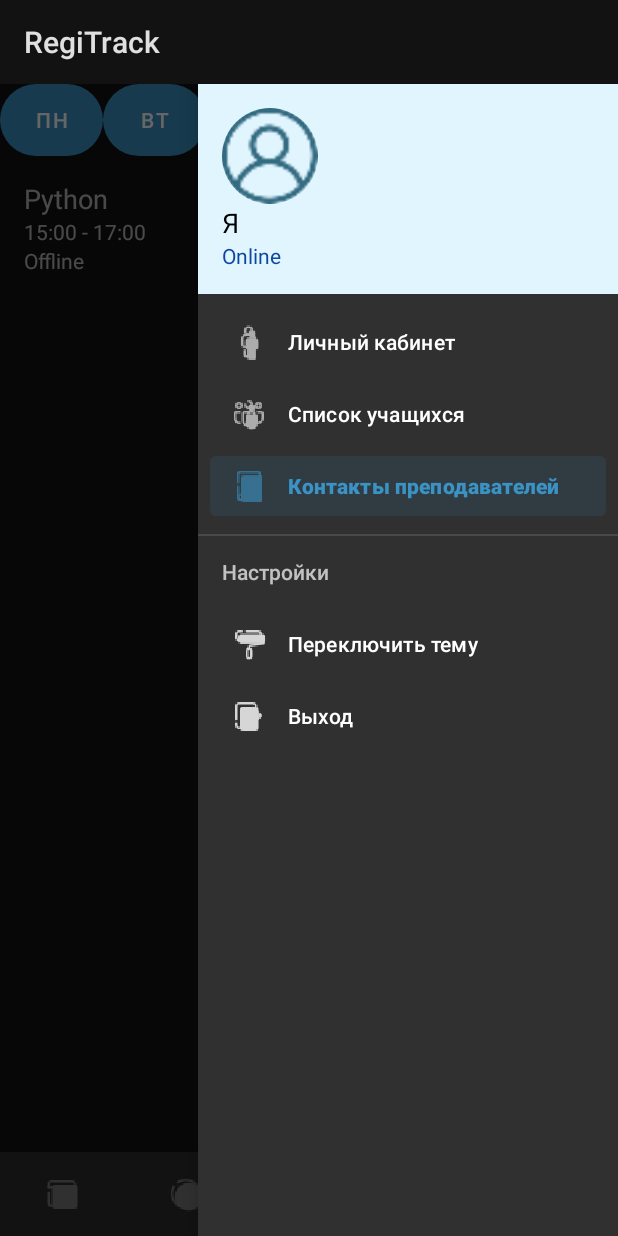
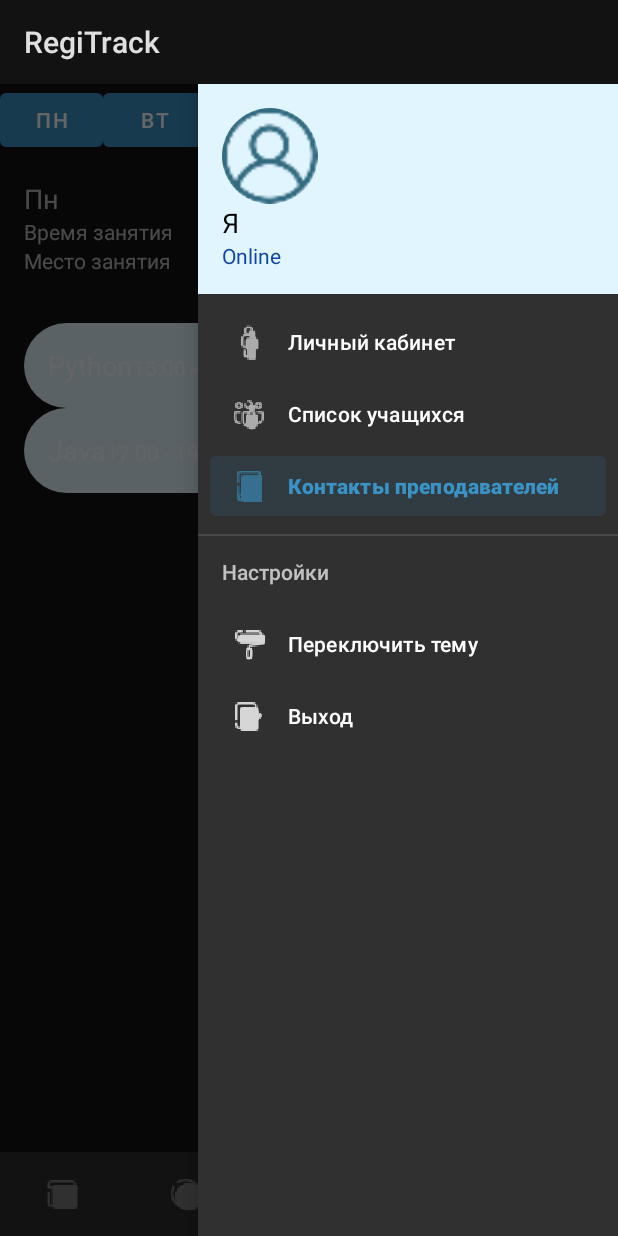
Before and after one commit to Anastassiya0Zabudkina/LastProject, an Android app: the screen it shows after launch (MainActivity), in the side drawer, after a tap on "Переключить тему", on a phone screen of 412 x 824 dp. Run offline under Robolectric (Android 15) with nearby library versions, the phone set to English and light mode, and no system bars; our stand-ins replace CircleImageView; pictures from the network do not load.

Commit message:
az/first commit

```diff
--- a/app/src/main/java/com/example/last/ScheduleFragment.java
+++ b/app/src/main/java/com/example/last/ScheduleFragment.java
@@ -1,4 +1,5 @@
 package com.example.last;
+
 
 import androidx.fragment.app.Fragment;
 import androidx.recyclerview.widget.LinearLayoutManager;
@@ -12,7 +13,9 @@
 import android.widget.TextView;
 
 import java.util.ArrayList;
+import java.util.HashMap;
 import java.util.List;
+import java.util.Map;
 
 public class ScheduleFragment extends Fragment {
 
@@ -23,6 +26,7 @@
     private List<String> dates;
     private Button[] dateButtons;
     private TextView selectedDateTextView;
+    private Map<String, List<ScheduleItem>> scheduleMap;
 
     @Override
     public View onCreateView(LayoutInflater inflater, ViewGroup container, Bundle savedInstanceState) {
@@ -40,9 +44,9 @@
         Button buttonDate5 = view.findViewById(R.id.buttonDate5);
         Button buttonDate6 = view.findViewById(R.id.buttonDate6);
 
-
         dateButtons = new Button[]{buttonDate1, buttonDate2, buttonDate3, buttonDate4, buttonDate5, buttonDate6};
         selectedDateTextView = view.findViewById(R.id.titleTextView);
+
 
         // Создание списка дат
         dates = createDates();
@@ -63,6 +67,9 @@
         // Создание списка данных для расписания
         scheduleItems = createScheduleData();
 
+        // Создание карты расписания
+        createScheduleMap();
+
         // Создание и установка адаптера
         adapter = new ScheduleAdapter(scheduleItems);
         recyclerView.setAdapter(adapter);
@@ -80,22 +87,23 @@
         // Добавление данных расписания
 
         //Понедельник:
-        data.add(new ScheduleItem("Python", "15:00 - 17:00", "Offline"));
-        data.add(new ScheduleItem("Python", "17:00 - 19:00", "Offline"));
+        data.add(new ScheduleItem("Python", "15:00 - 17:00", "Offline", "Пн"));
+        data.add(new ScheduleItem("Java", "17:00 - 19:00", "Offline", "Пн"));
         //Вторник:
-        data.add(new ScheduleItem("Java", "15:00 - 17:00", "Offline"));
-        data.add(new ScheduleItem("Java", "17:00 - 19:00", "Offline"));
+        data.add(new ScheduleItem("Python", "15:00 - 17:00", "Offline", "Вт"));
+        data.add(new ScheduleItem("Java", "17:00 - 19:00", "Offline", "Вт"));
         //Среда:
-        data.add(new ScheduleItem("Python", "15:00 - 17:00", "Offline"));
-        data.add(new ScheduleItem("Python", "17:00 - 19:00", "Offline"));
+        data.add(new ScheduleItem("Python", "15:00 - 17:00", "Offline", "Ср"));
+        data.add(new ScheduleItem("Java", "17:00 - 19:00", "Offline", "Ср"));
         //Четверг:
-        data.add(new ScheduleItem("Java", "15:00 - 17:00", "Offline"));
-        data.add(new ScheduleItem("Java", "17:00 - 19:00", "Offline"));
+        data.add(new ScheduleItem("Python", "15:00 - 17:00", "Offline", "Чт"));
+        data.add(new ScheduleItem("Java", "17:00 - 19:00", "Offline", "Чт"));
         //Пятница:
-        data.add(new ScheduleItem("Java", "17:00 - 19:00", "Online"));
+        data.add(new ScheduleItem("Python", "15:00 - 17:00", "Offline", "Пт"));
+        data.add(new ScheduleItem("Java", "17:00 - 19:00", "Online", "Пт"));
         //Суббота:
-        data.add(new ScheduleItem("Java", "17:00 - 19:00", "Online"));
-
+        data.add(new ScheduleItem("Python", "15:00 - 17:00", "Online", "Сб"));
+        data.add(new ScheduleItem("Java", "17:00 - 19:00", "Online", "Сб"));
 
         return data;
     }
@@ -115,33 +123,32 @@
 
     private void selectDate(int index) {
         // Отображение выбранного занятия
-        ScheduleItem selectedSchedule = scheduleItems.get(index);
-
-        // Обновление отображения выбранного занятия
-        TextView titleTextView = view.findViewById(R.id.titleTextView);
-        TextView timeTextView = view.findViewById(R.id.timeTextView);
-        TextView locationTextView = view.findViewById(R.id.locationTextView);
-
-        titleTextView.setText(selectedSchedule.getTitle());
-        timeTextView.setText(selectedSchedule.getTime());
-        locationTextView.setText(selectedSchedule.getLocation());
+        String selectedDate = dates.get(index);
+        selectedDateTextView.setText(selectedDate);
     }
-
 
     private void updateSchedule() {
         // Фильтрация расписания по выбранной дате
-        List<ScheduleItem> filteredSchedule = new ArrayList<>();
         String selectedDate = selectedDateTextView.getText().toString();
-
-        if (selectedDate != null) {
-            for (ScheduleItem scheduleItem : scheduleItems) {
-                if (selectedDate.equals(scheduleItem.getDate())) {
-                    filteredSchedule.add(scheduleItem);
-                }
-            }
-        }
+        List<ScheduleItem> filteredSchedule = scheduleMap.get(selectedDate);
 
         // Обновление данных адаптера
         adapter.setData(filteredSchedule);
     }
+
+    private void createScheduleMap() {
+        scheduleMap = new HashMap<>();
+
+        for (String date : dates) {
+            List<ScheduleItem> filteredSchedule = new ArrayList<>();
+
+            for (ScheduleItem scheduleItem : scheduleItems) {
+                if (date.equals(scheduleItem.getDate())) {
+                    filteredSchedule.add(scheduleItem);
+                }
+            }
+
+            scheduleMap.put(date, filteredSchedule);
+        }
+    }
 }
--- a/app/src/main/res/layout/fragment_schedule.xml
+++ b/app/src/main/res/layout/fragment_schedule.xml
@@ -15,50 +15,44 @@
             android:layout_width="0dp"
             android:layout_height="wrap_content"
             android:layout_weight="1"
-            android:text="Пн"
-            android:background="@drawable/rounded_corner_background"/>
+            android:text="Пн" />
 
         <Button
             android:id="@+id/buttonDate2"
             android:layout_width="0dp"
             android:layout_height="wrap_content"
             android:layout_weight="1"
-            android:text="Вт"
-            android:background="@drawable/rounded_corner_background"/>
+            android:text="Вт" />
 
         <Button
             android:id="@+id/buttonDate3"
             android:layout_width="0dp"
             android:layout_height="wrap_content"
             android:layout_weight="1"
-            android:text="Ср"
-            android:background="@drawable/rounded_corner_background"/>
+            android:text="Ср" />
         <Button
             android:id="@+id/buttonDate4"
             android:layout_width="0dp"
             android:layout_height="wrap_content"
             android:layout_weight="1"
-            android:text="Чт"
-            android:background="@drawable/rounded_corner_background"/>
+            android:text="Чт" />
         <Button
             android:id="@+id/buttonDate5"
             android:layout_width="0dp"
             android:layout_height="wrap_content"
             android:layout_weight="1"
-            android:text="Пт"
-            android:background="@drawable/rounded_corner_background"/>
+            android:text="Пт" />
         <Button
             android:id="@+id/buttonDate6"
             android:layout_width="0dp"
             android:layout_height="wrap_content"
             android:layout_weight="1"
-            android:text="Сб"
-            android:background="@drawable/rounded_corner_background"/>
+            android:text="Сб" />
 
 
     </LinearLayout>
 
-    <!-- Выбранная дата -->
+     Выбранная дата
     <LinearLayout
         android:id="@+id/selectedScheduleLayout"
         android:layout_width="match_parent"
```
